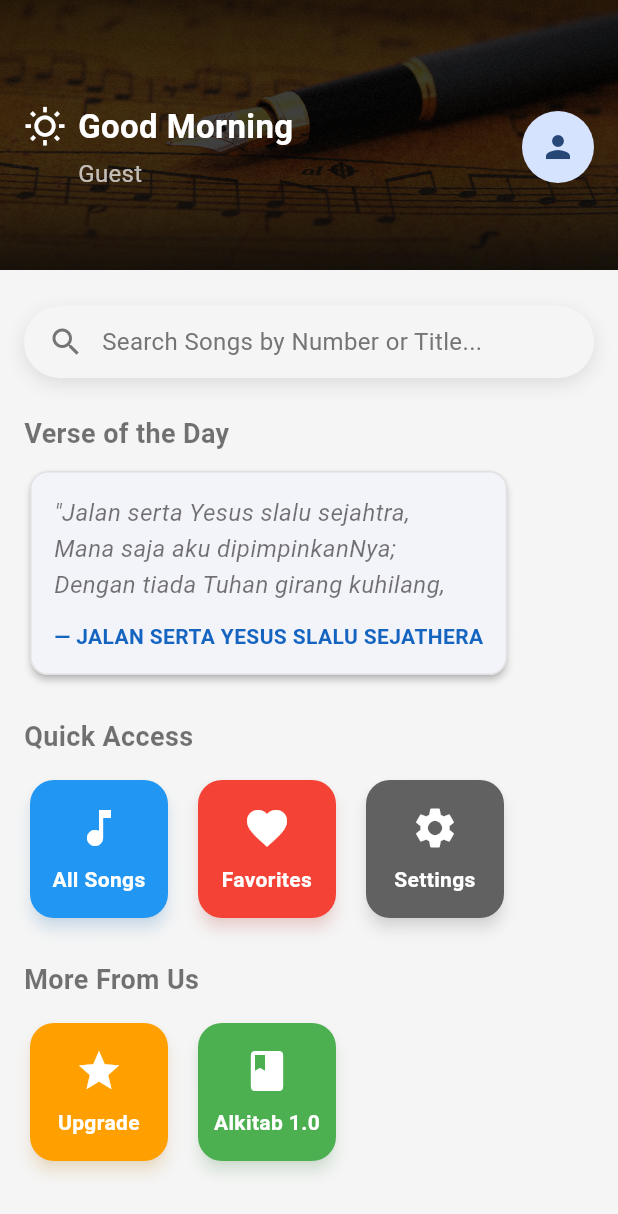
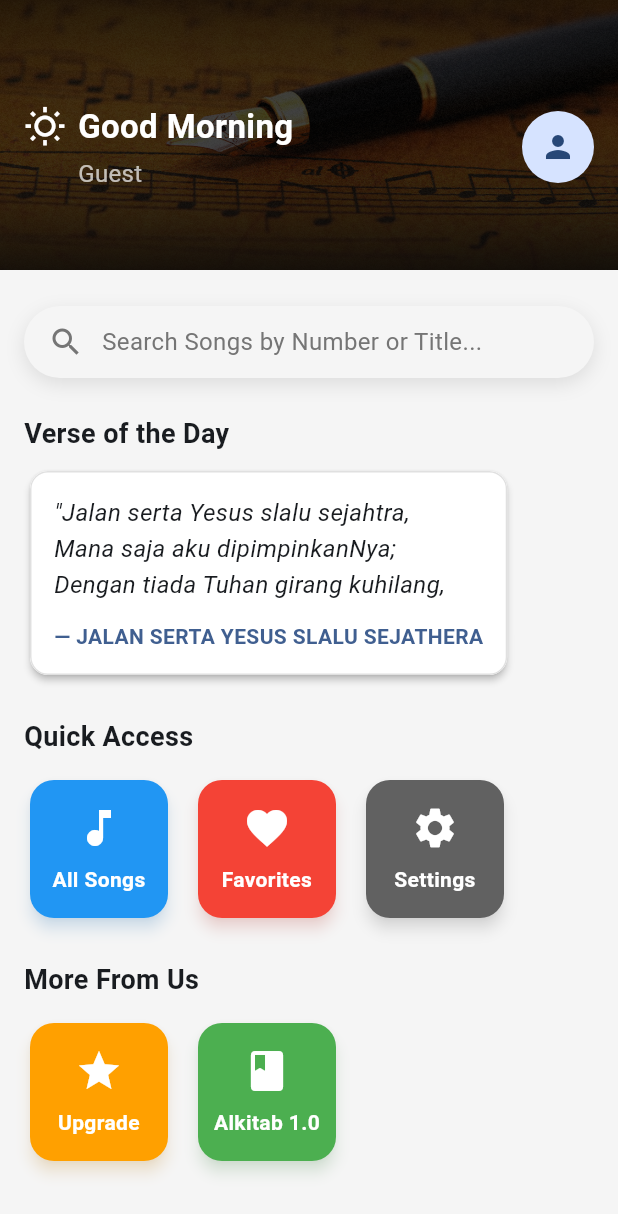
Before and after one commit to heary-aldy/lpmi40, a Flutter app: the screen it shows after launch, on a phone screen of 412 x 824 dp. Shown: the top 1214 px of the screen. Run offline on Flutter 3.47's test engine with Material 3 defaults, Android fonts, the phone set to English and light mode, and no system bars; our stand-ins replace cloud_firestore, firebase_analytics, firebase_auth, firebase_core, firebase_database, firebase_remote_config and 3 more; accounts and stored records are empty.

Commit message:
Setting Fix

```diff
--- a/lib/main.dart
+++ b/lib/main.dart
@@ -13,7 +13,6 @@ Future<void> main() async {
   FirebaseDatabase.instance.setPersistenceEnabled(true);
 
   runApp(
-    // Wrap the app with a ChangeNotifierProvider
     ChangeNotifierProvider(
       create: (context) => SettingsNotifier(),
       child: const MyApp(),
@@ -26,15 +25,18 @@ class MyApp extends StatelessWidget {
 
   @override
   Widget build(BuildContext context) {
-    // This allows the entire app to react to theme changes
     return Consumer<SettingsNotifier>(
       builder: (context, settings, child) {
+        // CORRECTED: The theme is now built dynamically based on the notifier's state
+        final theme = AppTheme.getTheme(
+          isDarkMode: settings.isDarkMode,
+          themeColorKey: settings.colorThemeKey,
+        );
         return MaterialApp(
           title: 'LPMI40',
-          theme: AppTheme.lightTheme,
-          darkTheme: AppTheme.darkTheme,
-          themeMode:
-              settings.themeMode, // Listens to the notifier for theme changes
+          theme: theme.copyWith(brightness: Brightness.light),
+          darkTheme: theme.copyWith(brightness: Brightness.dark),
+          themeMode: settings.themeMode,
           debugShowCheckedModeBanner: false,
           home: const DashboardPage(),
         );
--- a/lib/src/core/services/preferences_service.dart
+++ b/lib/src/core/services/preferences_service.dart
@@ -3,7 +3,6 @@ import 'package:shared_preferences/shared_preferences.dart';
 
 class PreferencesService {
   final SharedPreferences _prefs;
-
   PreferencesService._(this._prefs);
 
   static Future<PreferencesService> init() async {
@@ -11,42 +10,41 @@ class PreferencesService {
     return PreferencesService._(prefs);
   }
 
+  // Define keys
   static const String _keyTheme = 'is_dark_mode';
+  static const String _keyColorTheme = 'color_theme'; // New key
   static const String _keyFontSize = 'font_size';
   static const String _keyFontStyle = 'font_style';
   static const String _keyTextAlign = 'text_align';
 
-  // --- Theme Preference ---
-  Future<void> saveTheme(bool isDarkMode) async {
-    await _prefs.setBool(_keyTheme, isDarkMode);
+  // --- Color Theme Preference ---
+  Future<void> saveColorTheme(String themeKey) async {
+    await _prefs.setString(_keyColorTheme, themeKey);
   }
 
+  String get colorThemeKey =>
+      _prefs.getString(_keyColorTheme) ?? 'Blue'; // Default to Blue
+
+  // --- Other preferences remain the same ---
   bool get isDarkMode => _prefs.getBool(_keyTheme) ?? false;
-
-  // --- Font Size Preference ---
-  Future<void> saveFontSize(double fontSize) async {
-    await _prefs.setDouble(_keyFontSize, fontSize);
-  }
+  Future<void> saveTheme(bool isDarkMode) =>
+      _prefs.setBool(_keyTheme, isDarkMode);
 
   double get fontSize => _prefs.getDouble(_keyFontSize) ?? 16.0;
-
-  // --- Font Style Preference ---
-  Future<void> saveFontStyle(String fontStyle) async {
-    await _prefs.setString(_keyFontStyle, fontStyle);
-  }
+  Future<void> saveFontSize(double fontSize) =>
+      _prefs.setDouble(_keyFontSize, fontSize);
 
   String get fontStyle => _prefs.getString(_keyFontStyle) ?? 'Roboto';
-
-  // --- Text Align Preference ---
-  Future<void> saveTextAlign(TextAlign textAlign) async {
-    await _prefs.setInt(_keyTextAlign, textAlign.index);
-  }
+  Future<void> saveFontStyle(String fontStyle) =>
+      _prefs.setString(_keyFontStyle, fontStyle);
 
   TextAlign get textAlign {
     final index = _prefs.getInt(_keyTextAlign);
-    if (index != null && index < TextAlign.values.length) {
-      return TextAlign.values[index];
-    }
-    return TextAlign.left;
+    return (index != null && index < TextAlign.values.length)
+        ? TextAlign.values[index]
+        : TextAlign.left;
   }
+
+  Future<void> saveTextAlign(TextAlign textAlign) =>
+      _prefs.setInt(_keyTextAlign, textAlign.index);
 }
--- a/lib/src/core/theme/app_theme.dart
+++ b/lib/src/core/theme/app_theme.dart
@@ -1,54 +1,39 @@
 import 'package:flutter/material.dart';
 
 class AppTheme {
-  static final ThemeData lightTheme = ThemeData(
+  // Map of available color themes
+  static final Map<String, Color> colorThemes = {
+    'Blue': Colors.blue.shade800,
+    'Green': Colors.green.shade800,
+    'Purple': Colors.purple.shade800,
+    'Orange': Colors.orange.shade800,
+  };
+
+  static ThemeData getTheme(
+      {required bool isDarkMode, required String themeColorKey}) {
+    final seedColor = colorThemes[themeColorKey] ?? Colors.blue.shade800;
+    final brightness = isDarkMode ? Brightness.dark : Brightness.light;
+
+    return ThemeData(
       useMaterial3: true,
-    brightness: Brightness.light,
+      brightness: brightness,
       colorScheme: ColorScheme.fromSeed(
-      seedColor: Colors.blue.shade800,
-      brightness: Brightness.light,
-      primary: Colors.blue.shade800,
-      secondary: Colors.teal.shade600,
-      surface: Colors.grey.shade100, // Background color for the dashboard
+        seedColor: seedColor,
+        brightness: brightness,
+        surface: isDarkMode ? const Color(0xFF121212) : Colors.grey.shade100,
       ),
-    scaffoldBackgroundColor: Colors.grey.shade100,
-    // CORRECTED: Changed CardTheme to CardThemeData
+      scaffoldBackgroundColor:
+          isDarkMode ? const Color(0xFF121212) : Colors.grey.shade100,
       cardTheme: CardThemeData(
         elevation: 0,
+        color: isDarkMode ? Colors.grey.shade900 : Colors.white,
         shape: RoundedRectangleBorder(
           borderRadius: BorderRadius.circular(12.0),
-        side: BorderSide(color: Colors.grey.shade300, width: 1),
-      ),
-    ),
-    textTheme: const TextTheme(
-      headlineMedium:
-          TextStyle(fontWeight: FontWeight.bold, color: Color(0xFF1E293B)),
-      headlineSmall:
-          TextStyle(fontWeight: FontWeight.bold, color: Color(0xFF1E293B)),
-      titleLarge: TextStyle(fontWeight: FontWeight.w600),
-      bodyMedium: TextStyle(color: Colors.black54),
-    ),
-  );
-
-  static final ThemeData darkTheme = ThemeData(
-    useMaterial3: true,
-    brightness: Brightness.dark,
-    colorScheme: ColorScheme.fromSeed(
-      seedColor: Colors.blue.shade700,
-      brightness: Brightness.dark,
-      primary: Colors.blue.shade300,
-      secondary: Colors.teal.shade300,
-      surface: const Color(0xFF121212), // Dark background
-    ),
-    scaffoldBackgroundColor: const Color(0xFF121212),
-    // CORRECTED: Changed CardTheme to CardThemeData
-    cardTheme: CardThemeData(
-      elevation: 0,
-      color: Colors.grey.shade900,
-      shape: RoundedRectangleBorder(
-        borderRadius: BorderRadius.circular(12.0),
-        side: BorderSide(color: Colors.grey.shade800, width: 1),
+          side: BorderSide(
+              color: isDarkMode ? Colors.grey.shade800 : Colors.grey.shade300,
+              width: 1),
         ),
       ),
     );
   }
+}
```
Also changed, not shown: lib/src/core/services/settings_notifier.dart (+13 -15 lines), lib/src/features/dashboard/presentation/dashboard_page.dart (+5 -18 lines), lib/src/features/settings/presentation/settings_page.dart (+69 -142 lines), lib/src/features/songbook/presentation/pages/main_page.dart (+6 -33 lines), lib/src/features/songbook/presentation/pages/settings_page.dart (deleted, +0 -231 lines). Lines whose indentation alone changed are shown as unchanged.
